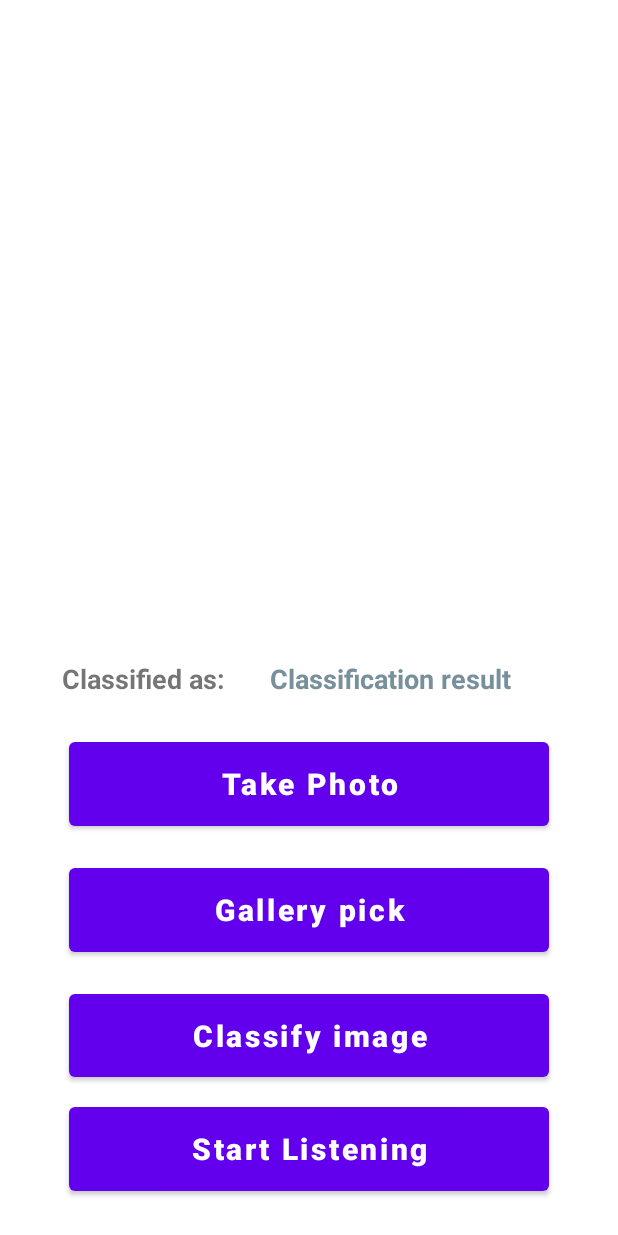
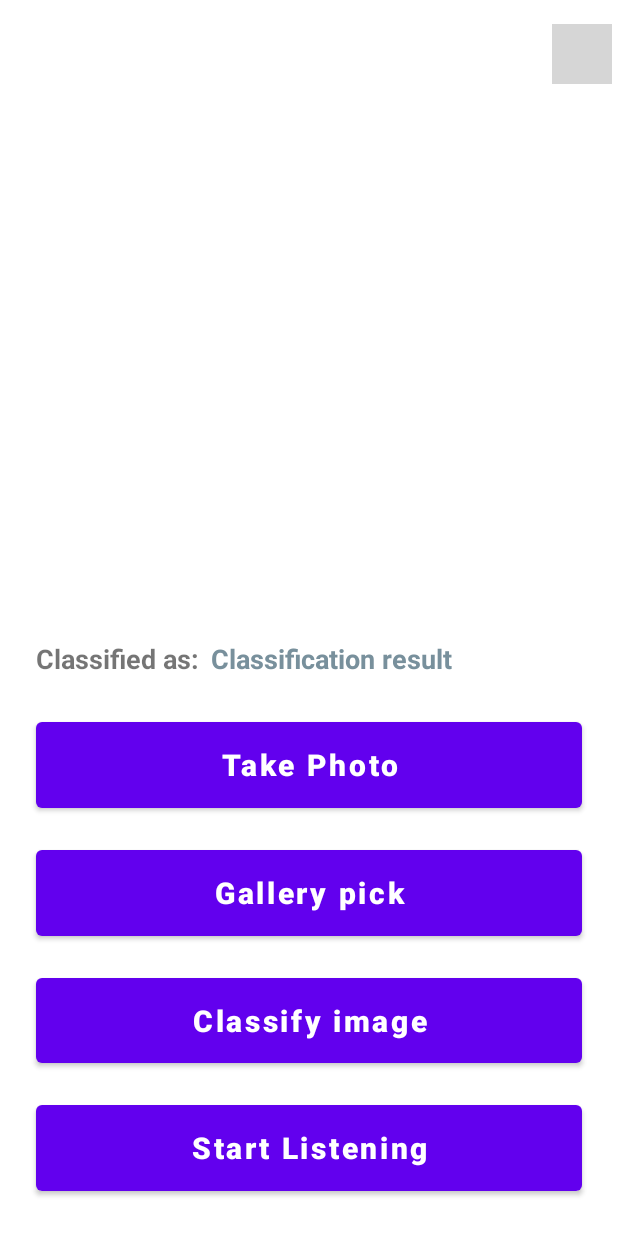
Before and after one commit to MaciejFranikowski/Photo-vocalizer, an Android app: the layout activity_main.xml on its own in the app's theme, with its tools: preview values and no code run, on a phone screen of 412 x 824 dp. Run offline under Robolectric (Android 15) with nearby library versions, the phone set to English and light mode, and no system bars; grey boxes are pictures that could not be loaded.

Commit message:
Add rotate button

```diff
--- a/mobile_app/app/src/main/java/com/example/photo_vocalizer/MainActivity.kt
+++ b/mobile_app/app/src/main/java/com/example/photo_vocalizer/MainActivity.kt
@@ -84,8 +84,8 @@ class MainActivity : AppCompatActivity() {
             override fun onResults(bundle: Bundle) {
                 val data = bundle.getStringArrayList(SpeechRecognizer.RESULTS_RECOGNITION)
                 Toast.makeText(localContext,data!![0], Toast.LENGTH_LONG).show()
-                if(data!![0].isNotEmpty())
-                    useRecognitionResult(data!![0])
+                if(data[0].isNotEmpty())
+                    useRecognitionResult(data[0])
             }
         })
         isRecognizerSet = true
@@ -93,26 +93,28 @@ class MainActivity : AppCompatActivity() {
     }
 
     private fun useRecognitionResult(recognitionResult: String){
-
         val regex1 = "wybierz".toRegex(RegexOption.IGNORE_CASE)
         var match = regex1.find(recognitionResult)
         if(match != null){
-            Toast.makeText(this, match.value, Toast.LENGTH_LONG).show()
+//            Toast.makeText(this, match.value, Toast.LENGTH_LONG).show()
             pickFromGallery(null)
+            return
         }
 
         val regex2 = "zrób|wykonaj".toRegex(RegexOption.IGNORE_CASE)
         match = regex2.find(recognitionResult)
         if(match != null){
-            Toast.makeText(this, match.value, Toast.LENGTH_LONG).show()
+//            Toast.makeText(this, match.value, Toast.LENGTH_LONG).show()
             takePhoto(null)
+            return
         }
 
         val regex3 = "klasyfik".toRegex(RegexOption.IGNORE_CASE)
         match = regex3.find(recognitionResult)
         if(match != null){
-            Toast.makeText(this, match.value, Toast.LENGTH_LONG).show()
+//            Toast.makeText(this, match.value, Toast.LENGTH_LONG).show()
             classifyImage(null)
+            return
         }
     }
 
@@ -193,8 +195,7 @@ class MainActivity : AppCompatActivity() {
                  // Releases model resources if no longer used.
                  model.close()
              } catch (e: Exception) {
-                 // TODO Handle the exception
-                 Log.i("TAG", "No image")
+                 Toast.makeText(this, "Classification failed", Toast.LENGTH_LONG).show()
              }
          } else {
             Toast.makeText(this@MainActivity, "No image loaded", Toast.LENGTH_LONG).show()
--- /dev/null
+++ b/mobile_app/app/src/main/res/drawable-v24/rounded_shape.xml
@@ -0,0 +1,5 @@
+<?xml version="1.0" encoding="utf-8"?>
+<shape xmlns:android="http://schemas.android.com/apk/res/android">
+    <solid android:color="#FFBB86FC" />
+    <corners android:radius="4dp" />
+</shape>
--- a/mobile_app/app/src/main/res/layout/activity_main.xml
+++ b/mobile_app/app/src/main/res/layout/activity_main.xml
@@ -8,7 +8,7 @@
 
     <Button
         android:id="@+id/photoButton"
-        android:layout_width="320dp"
+        android:layout_width="0dp"
         android:layout_height="0dp"
         android:layout_above="@id/galleryButton"
         android:layout_marginTop="24dp"
@@ -25,7 +25,7 @@
 
     <Button
         android:id="@+id/galleryButton"
-        android:layout_width="320dp"
+        android:layout_width="0dp"
         android:layout_height="0dp"
         android:layout_alignParentBottom="true"
         android:layout_centerInParent="true"
@@ -43,9 +43,10 @@
 
     <Button
         android:id="@+id/classifyButton"
-        android:layout_width="320dp"
+        android:layout_width="0dp"
         android:layout_height="0dp"
         android:layout_marginTop="8dp"
+        android:layout_marginBottom="8dp"
         android:onClick="classifyImage"
         android:text="@string/classify"
         android:textAllCaps="false"
@@ -58,7 +59,7 @@
 
     <Button
         android:id="@+id/listenButton"
-        android:layout_width="320dp"
+        android:layout_width="0dp"
         android:layout_height="0dp"
         android:layout_marginTop="8dp"
         android:layout_marginBottom="24dp"
@@ -73,15 +74,17 @@
 
     <ImageView
         android:id="@+id/imageView"
-        android:layout_width="330dp"
-        android:layout_height="392dp"
+        android:layout_width="0dp"
+        android:layout_height="0dp"
         android:layout_centerHorizontal="true"
-        android:layout_marginStart="16dp"
-        android:layout_marginTop="16dp"
-        android:layout_marginEnd="16dp"
+        android:layout_marginStart="24dp"
+        android:layout_marginTop="56dp"
+        android:layout_marginEnd="24dp"
+        app:layout_constraintBottom_toTopOf="@+id/guideline"
         app:layout_constraintEnd_toEndOf="parent"
         app:layout_constraintStart_toStartOf="parent"
-        app:layout_constraintTop_toTopOf="parent" />
+        app:layout_constraintTop_toTopOf="parent"
+        app:layout_constraintVertical_bias="0.32999998" />
 
     <TextView
         android:id="@+id/classified"
@@ -89,18 +92,29 @@
         android:layout_height="wrap_content"
         android:layout_below="@+id/imageView"
         android:layout_centerHorizontal="true"
-        android:layout_marginTop="32dp"
+        android:layout_marginTop="48dp"
         android:text="@string/classified_as"
         android:textSize="18sp"
         android:textStyle="bold"
         app:layout_constraintStart_toStartOf="@+id/imageView"
-        app:layout_constraintTop_toBottomOf="@+id/imageView" />
+        app:layout_constraintTop_toBottomOf="@+id/guideline" />
+
+    <androidx.constraintlayout.widget.Guideline
+        android:id="@+id/guideline"
+        android:layout_width="wrap_content"
+        android:layout_height="wrap_content"
+        android:orientation="horizontal"
+        app:layout_constraintBottom_toBottomOf="parent"
+        app:layout_constraintGuide_percent="0.4596633"
+        app:layout_constraintTop_toTopOf="parent"
+        app:layout_constraintVertical_bias="0.42000002" />
 
     <TextView
         android:id="@+id/resultTextView"
         android:layout_width="wrap_content"
         android:layout_height="wrap_content"
         android:layout_below="@+id/classified"
+        android:layout_marginStart="8dp"
         android:hint="@string/classification_result"
         android:text=""
         android:textColor="#CD0046"
@@ -108,8 +122,20 @@
         android:textSize="18sp"
         android:textStyle="bold"
         app:layout_constraintBottom_toBottomOf="@+id/classified"
-        app:layout_constraintEnd_toEndOf="@+id/imageView"
         app:layout_constraintStart_toEndOf="@+id/classified" />
+
+    <ImageButton
+        android:id="@+id/button"
+        android:layout_width="0dp"
+        android:layout_height="0dp"
+        android:layout_marginTop="16dp"
+        android:layout_marginEnd="4dp"
+        android:background="@drawable/rounded_shape"
+        android:src="@drawable/arrow_rotate_right"
+        app:layout_constraintBottom_toTopOf="@+id/imageView"
+        app:layout_constraintDimensionRatio="1:1"
+        app:layout_constraintEnd_toEndOf="parent"
+        app:layout_constraintTop_toTopOf="parent" />
 
 
 </androidx.constraintlayout.widget.ConstraintLayout>
--- a/mobile_app/app/src/main/res/values-night/themes.xml
+++ b/mobile_app/app/src/main/res/values-night/themes.xml
@@ -1,6 +1,6 @@
 <resources xmlns:tools="http://schemas.android.com/tools">
     <!-- Base application theme. -->
-    <style name="Theme.Photo_vocalizer" parent="Theme.MaterialComponents.DayNight.DarkActionBar">
+    <style name="Theme.Photo_vocalizer" parent="Theme.MaterialComponents.DayNight.NoActionBar">
         <!-- Primary brand color. -->
         <item name="colorPrimary">@color/purple_200</item>
         <item name="colorPrimaryVariant">@color/purple_700</item>
--- a/mobile_app/app/src/main/res/values/themes.xml
+++ b/mobile_app/app/src/main/res/values/themes.xml
@@ -1,6 +1,6 @@
 <resources xmlns:tools="http://schemas.android.com/tools">
     <!-- Base application theme. -->
-    <style name="Theme.Photo_vocalizer" parent="Theme.MaterialComponents.DayNight.DarkActionBar">
+    <style name="Theme.Photo_vocalizer" parent="Theme.MaterialComponents.DayNight.NoActionBar">
         <!-- Primary brand color. -->
         <item name="colorPrimary">@color/purple_500</item>
         <item name="colorPrimaryVariant">@color/purple_700</item>
```
Also changed, not shown: mobile_app/app/src/debug/res/drawable-hdpi/arrow_rotate_right.png (added), mobile_app/app/src/debug/res/drawable-mdpi/arrow_rotate_right.png (added), mobile_app/app/src/debug/res/drawable-xhdpi/arrow_rotate_right.png (added), mobile_app/app/src/debug/res/drawable-xxhdpi/arrow_rotate_right.png (added), mobile_app/app/src/debug/res/drawable-xxxhdpi/arrow_rotate_right.png (added).
